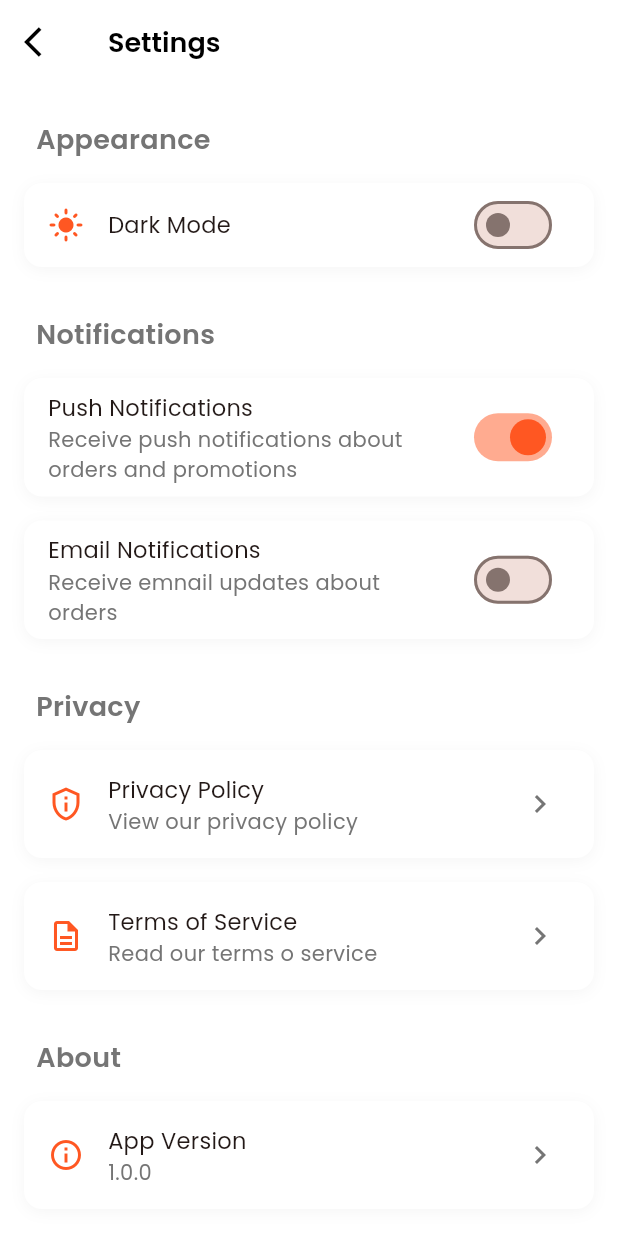
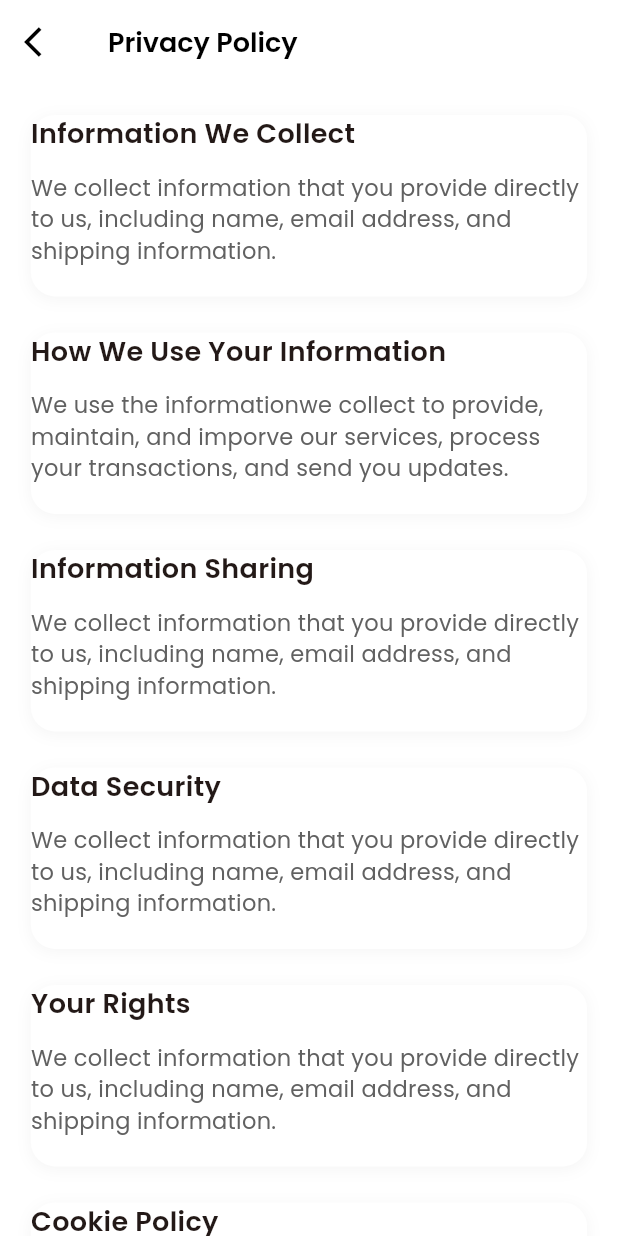
Before and after one commit to Shadrach01/ecommerce_app, a Flutter app: the SettingsScreen screen opened directly, after a tap on "Privacy Policy", on a phone screen of 412 x 824 dp. Run offline on Flutter 3.47's test engine with Material 3 defaults, Android fonts, the phone set to English and light mode, and no system bars; our stand-ins replace get, get_storage, google_fonts, share_plus; accounts and stored records are empty.

Commit message:
done with privacy pollicy screen

```diff
--- /dev/null
+++ b/lib/features/privacy policy/views/screens/privacy_policy_screen.dart
@@ -0,0 +1,90 @@
+import 'package:ecommerce_app/features/privacy%20policy/views/widgets/info_section.dart';
+import 'package:ecommerce_app/utils/app_textstyles.dart';
+import 'package:flutter/material.dart';
+import 'package:get/get.dart';
+
+class PrivacyPolicyScreen extends StatelessWidget {
+  const PrivacyPolicyScreen({super.key});
+
+  @override
+  Widget build(BuildContext context) {
+    final isDark =
+        Theme.of(context).brightness == Brightness.dark;
+    final screenSize = MediaQuery.of(context).size;
+
+    return Scaffold(
+      backgroundColor: Theme.of(
+        context,
+      ).scaffoldBackgroundColor,
+      appBar: AppBar(
+        leading: IconButton(
+          onPressed: () => Get.back(),
+          icon: Icon(
+            Icons.arrow_back_ios,
+            color: isDark ? Colors.white : Colors.black,
+          ),
+        ),
+        title: Text(
+          'Privacy Policy',
+          style: AppTextStyles.withColor(
+            AppTextStyles.h3,
+            isDark ? Colors.white : Colors.black,
+          ),
+        ),
+      ),
+
+      body: SingleChildScrollView(
+        child: Container(
+          padding: EdgeInsets.all(screenSize.width * 0.05),
+          child: Column(
+            crossAxisAlignment: CrossAxisAlignment.start,
+            children: [
+              const InfoSection(
+                title: 'Information We Collect',
+                content:
+                    'We collect information that you provide directly to us, including name, email address, and shipping information.',
+              ),
+              const InfoSection(
+                title: 'How We Use Your Information',
+                content:
+                    'We use the informationwe collect to provide, maintain, and imporve our services, process your transactions, and send you updates.',
+              ),
+              const InfoSection(
+                title: 'Information Sharing ',
+                content:
+                    'We collect information that you provide directly to us, including name, email address, and shipping information.',
+              ),
+              const InfoSection(
+                title: 'Data Security',
+                content:
+                    'We collect information that you provide directly to us, including name, email address, and shipping information.',
+              ),
+              const InfoSection(
+                title: 'Your Rights',
+                content:
+                    'We collect information that you provide directly to us, including name, email address, and shipping information.',
+              ),
+              const InfoSection(
+                title: 'Cookie Policy',
+                content:
+                    'We collect information that you provide directly to us, including name, email address, and shipping information.',
+              ),
+
+              const SizedBox(height: 24),
+
+              Text(
+                'Last Updated: March 2024',
+                style: AppTextStyles.withColor(
+                  AppTextStyles.bodySmall,
+                  isDark
+                      ? Colors.grey[400]!
+                      : Colors.grey[600]!,
+                ),
+              ),
+            ],
+          ),
+        ),
+      ),
+    );
+  }
+}
--- /dev/null
+++ b/lib/features/privacy policy/views/widgets/info_section.dart
@@ -0,0 +1,58 @@
+import 'package:ecommerce_app/utils/app_textstyles.dart';
+import 'package:flutter/material.dart';
+
+class InfoSection extends StatelessWidget {
+  final String title;
+  final String content;
+  const InfoSection({
+    super.key,
+    required this.title,
+    required this.content,
+  });
+
+  @override
+  Widget build(BuildContext context) {
+    final isDark =
+        Theme.of(context).brightness == Brightness.dark;
+
+    return Container(
+      margin: const EdgeInsets.only(bottom: 24),
+      padding: const EdgeInsets.only(bottom: 20),
+      decoration: BoxDecoration(
+        color: Theme.of(context).cardColor,
+        borderRadius: BorderRadius.circular(16),
+        boxShadow: [
+          BoxShadow(
+            color: isDark
+                ? Colors.black.withOpacity(0.2)
+                : Colors.grey.withOpacity(0.1),
+            blurRadius: 8,
+            offset: const Offset(0, 2),
+          ),
+        ],
+      ),
+      child: Column(
+        crossAxisAlignment: CrossAxisAlignment.start,
+        children: [
+          Text(
+            title,
+            style: AppTextStyles.withColor(
+              AppTextStyles.h3,
+              Theme.of(context).textTheme.bodyLarge!.color!,
+            ),
+          ),
+          const SizedBox(height: 12),
+          Text(
+            content,
+            style: AppTextStyles.withColor(
+              AppTextStyles.bodyMedium,
+              isDark
+                  ? Colors.grey[300]!
+                  : Colors.grey[700]!,
+            ),
+          ),
+        ],
+      ),
+    );
+  }
+}
--- a/lib/features/settings_screen.dart
+++ b/lib/features/settings_screen.dart
@@ -1,4 +1,5 @@
 import 'package:ecommerce_app/controllers/theme_controller.dart';
+import 'package:ecommerce_app/features/privacy%20policy/views/screens/privacy_policy_screen.dart';
 import 'package:ecommerce_app/utils/app_textstyles.dart';
 import 'package:flutter/material.dart';
 import 'package:get/get.dart';
@@ -60,6 +61,8 @@ class SettingsScreen extends StatelessWidget {
                 'Privacy Policy',
                 'View our privacy policy',
                 Icons.privacy_tip_outlined,
+                onTap: () =>
+                    Get.to(() => PrivacyPolicyScreen()),
               ),
               _buildNavigationTile(
                 context,
@@ -223,12 +226,15 @@ class SettingsScreen extends StatelessWidget {
     BuildContext context,
     String title,
     String subtitle,
-    IconData icon,
-  ) {
+    IconData icon, {
+    VoidCallback? onTap,
+  }) {
     final isDark =
         Theme.of(context).brightness == Brightness.dark;
 
-    return Container(
+    return GestureDetector(
+      onTap: onTap,
+      child: Container(
         margin: const EdgeInsets.symmetric(
           horizontal: 16,
           vertical: 8,
@@ -263,7 +269,9 @@ class SettingsScreen extends StatelessWidget {
             subtitle,
             style: AppTextStyles.withColor(
               AppTextStyles.bodySmall,
-            isDark ? Colors.grey[400]! : Colors.grey[600]!,
+              isDark
+                  ? Colors.grey[400]!
+                  : Colors.grey[600]!,
             ),
           ),
 
@@ -273,7 +281,7 @@ class SettingsScreen extends StatelessWidget {
                 ? Colors.grey[400]
                 : Colors.grey[600],
           ),
-        onTap: () {},
+        ),
       ),
     );
   }
```
Lines whose indentation alone changed are shown as unchanged.
